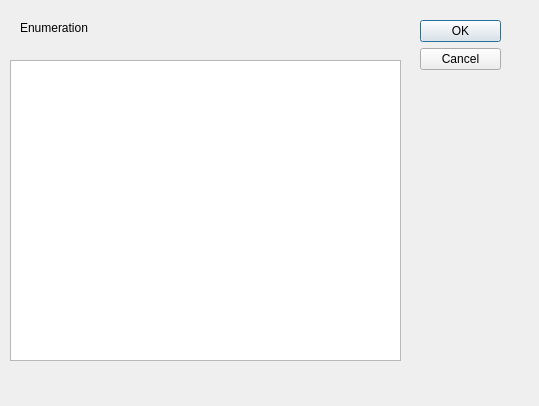
Old version of the form src/modules/xsd/xsdenumdialog.ui in the repository lbellonda/qxmledit.
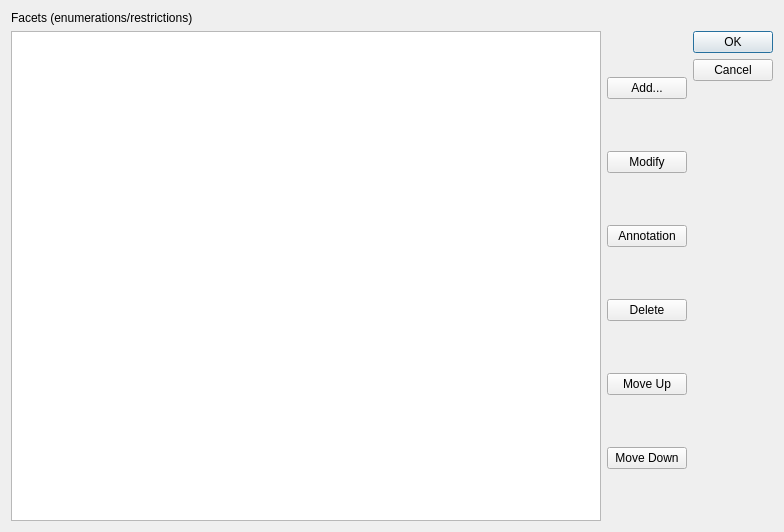
New version of the form. Icons and pictures are not drawn.

Commit message: Editor for XSD facets.

What changed in the file:
```diff
--- a/src/modules/xsd/xsdenumdialog.ui
+++ b/src/modules/xsd/xsdenumdialog.ui
@@ -6,52 +6,116 @@
    <rect>
     <x>0</x>
     <y>0</y>
-    <width>539</width>
-    <height>406</height>
+    <width>784</width>
+    <height>532</height>
    </rect>
   </property>
   <property name="windowTitle">
    <string>Dialog</string>
   </property>
-  <widget class="QDialogButtonBox" name="buttonBox">
-   <property name="geometry">
-    <rect>
-     <x>420</x>
-     <y>20</y>
-     <width>81</width>
-     <height>241</height>
-    </rect>
-   </property>
-   <property name="orientation">
-    <enum>Qt::Vertical</enum>
-   </property>
-   <property name="standardButtons">
-    <set>QDialogButtonBox::Cancel|QDialogButtonBox::Ok</set>
-   </property>
-  </widget>
-  <widget class="QTableWidget" name="tableWidget">
-   <property name="geometry">
-    <rect>
-     <x>10</x>
-     <y>60</y>
-     <width>391</width>
-     <height>301</height>
-    </rect>
-   </property>
-  </widget>
-  <widget class="QLabel" name="label">
-   <property name="geometry">
-    <rect>
-     <x>20</x>
-     <y>20</y>
-     <width>91</width>
-     <height>16</height>
-    </rect>
-   </property>
-   <property name="text">
-    <string>Enumeration</string>
-   </property>
-  </widget>
+  <property name="windowIcon">
+   <iconset resource="../../risorse.qrc">
+    <normaloff>:/icon/images/icon.png</normaloff>:/icon/images/icon.png</iconset>
+  </property>
+  <layout class="QVBoxLayout" name="verticalLayout_3">
+   <item>
+    <widget class="QLabel" name="label">
+     <property name="text">
+      <string>Facets (enumerations/restrictions)</string>
+     </property>
+    </widget>
+   </item>
+   <item>
+    <layout class="QHBoxLayout" name="horizontalLayout_2">
+     <item>
+      <layout class="QHBoxLayout" name="horizontalLayout">
+       <item>
+        <widget class="QTableWidget" name="facets"/>
+       </item>
+       <item>
+        <layout class="QVBoxLayout" name="verticalLayout">
+         <item>
+          <widget class="QPushButton" name="cmdAdd">
+           <property name="text">
+            <string>Add...</string>
+           </property>
+          </widget>
+         </item>
+         <item>
+          <widget class="QPushButton" name="cmdMod">
+           <property name="text">
+            <string>Modify</string>
+           </property>
+          </widget>
+         </item>
+         <item>
+          <widget class="QPushButton" name="cmdAnnot">
+           <property name="text">
+            <string>Annotation</string>
+           </property>
+          </widget>
+         </item>
+         <item>
+          <widget class="QPushButton" name="cmdDel">
+           <property name="text">
+            <string>Delete</string>
+           </property>
+          </widget>
+         </item>
+         <item>
+          <widget class="QPushButton" name="cmdMoveUp">
+           <property name="text">
+            <string>Move Up</string>
+           </property>
+          </widget>
+         </item>
+         <item>
+          <widget class="QPushButton" name="cmdMoveDown">
+           <property name="text">
+            <string>Move Down</string>
+           </property>
+          </widget>
+         </item>
+        </layout>
+       </item>
+      </layout>
+     </item>
+     <item>
+      <layout class="QVBoxLayout" name="verticalLayout_2">
+       <item>
+        <widget class="QDialogButtonBox" name="buttonBox">
+         <property name="sizePolicy">
+          <sizepolicy hsizetype="Fixed" vsizetype="Maximum">
+           <horstretch>0</horstretch>
+           <verstretch>0</verstretch>
+          </sizepolicy>
+         </property>
+         <property name="orientation">
+          <enum>Qt::Vertical</enum>
+         </property>
+         <property name="standardButtons">
+          <set>QDialogButtonBox::Cancel|QDialogButtonBox::Ok</set>
+         </property>
+        </widget>
+       </item>
+       <item>
+        <spacer name="verticalSpacer">
+         <property name="orientation">
+          <enum>Qt::Vertical</enum>
+         </property>
+         <property name="sizeHint" stdset="0">
+          <size>
+           <width>20</width>
+           <height>40</height>
+          </size>
+         </property>
+        </spacer>
+       </item>
+      </layout>
+     </item>
+    </layout>
+   </item>
+  </layout>
  </widget>
  <resources/>
  <connections>
```
Left out of the diff: 6 changed lines with no effect on the pictures. The commit also changes 75 other files.
